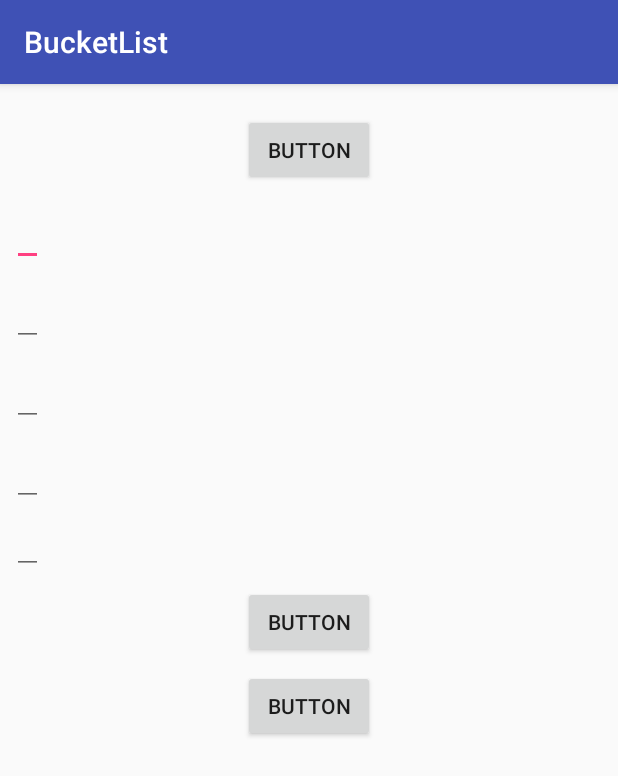
After one commit to Sachiewerk/bucketList, an Android app: the AddWishActivity screen opened directly, with no data from a screen before it, on a phone screen of 412 x 824 dp. The commit adds this screen. Shown: the top 776 px of the screen. Run offline under Robolectric (Android 15) with nearby library versions, the phone set to English and light mode, and no system bars.

Commit message:
add DBHepler and Contracts to support database; add primitive insert and read from database; add AddWishActivity

```diff
--- a/BucketList/app/build.gradle
+++ b/BucketList/app/build.gradle
@@ -27,5 +27,6 @@ dependencies {
     compile 'com.android.support:appcompat-v7:25.3.1'
     compile 'com.android.support.constraint:constraint-layout:1.0.0-beta4'
     compile 'com.android.support:recyclerview-v7:25.3.1'
+    compile 'com.android.support:design:25.3.1'
     testCompile 'junit:junit:4.12'
 }
--- a/BucketList/app/src/main/AndroidManifest.xml
+++ b/BucketList/app/src/main/AndroidManifest.xml
@@ -16,7 +16,8 @@
                 <category android:name="android.intent.category.LAUNCHER" />
             </intent-filter>
         </activity>
-        <activity android:name=".ViewWishActivity"></activity>
+        <activity android:name=".ViewWishActivity" />
+        <activity android:name=".AddWishActivity"></activity>
     </application>
 
 </manifest>
--- /dev/null
+++ b/BucketList/app/src/main/java/ua/aengussong/www/bucketlist/AddWishActivity.java
@@ -0,0 +1,26 @@
+package ua.aengussong.www.bucketlist;
+
+import android.support.v7.app.AppCompatActivity;
+import android.os.Bundle;
+import android.widget.EditText;
+
+public class AddWishActivity extends AppCompatActivity {
+
+    private EditText add_title_edit;
+    private EditText add_price_edit;
+    private EditText add_category_edit;
+    private EditText add_description_edit;
+    private EditText add_target_date_edit;
+
+    @Override
+    protected void onCreate(Bundle savedInstanceState) {
+        super.onCreate(savedInstanceState);
+        setContentView(R.layout.activity_add_wish);
+
+        add_title_edit = (EditText) findViewById(R.id.add_title_edit);
+        add_price_edit = (EditText) findViewById(R.id.add_price_edit);
+        add_category_edit = (EditText) findViewById(R.id.add_category_edit);
+        add_description_edit = (EditText) findViewById(R.id.add_description_edit);
+        add_target_date_edit = (EditText) findViewById(R.id.add_target_date_edit);
+    }
+}
--- /dev/null
+++ b/BucketList/app/src/main/res/layout/activity_add_wish.xml
@@ -0,0 +1,89 @@
+<?xml version="1.0" encoding="utf-8"?>
+<android.support.constraint.ConstraintLayout xmlns:android="http://schemas.android.com/apk/res/android"
+    xmlns:app="http://schemas.android.com/apk/res-auto"
+    xmlns:tools="http://schemas.android.com/tools"
+    android:layout_width="match_parent"
+    android:layout_height="match_parent"
+    tools:context="ua.aengussong.www.bucketlist.AddWishActivity">
+
+    <Button
+        android:id="@+id/add_add_image_photo"
+        android:layout_width="wrap_content"
+        android:layout_height="wrap_content"
+        android:text="Button"
+        app:layout_constraintLeft_toLeftOf="parent"
+        app:layout_constraintRight_toRightOf="parent"
+        android:layout_marginLeft="8dp"
+        android:layout_marginRight="8dp"
+        app:layout_constraintTop_toTopOf="parent"
+        android:layout_marginTop="20dp" />
+    <EditText
+        tools:text="title_edit"
+        android:layout_width="wrap_content"
+        android:layout_height="wrap_content"
+        android:id="@+id/add_title_edit"
+        android:layout_marginTop="8dp"
+        app:layout_constraintTop_toBottomOf="@+id/add_add_image_photo"
+        android:layout_marginLeft="8dp"
+        app:layout_constraintLeft_toLeftOf="parent" />
+    <EditText
+        tools:text="category_edit"
+        android:layout_width="wrap_content"
+        android:layout_height="wrap_content"
+        android:layout_marginTop="8dp"
+        android:layout_marginLeft="8dp"
+        app:layout_constraintLeft_toLeftOf="parent"
+        app:layout_constraintTop_toBottomOf="@+id/add_title_edit"
+        android:id="@+id/add_category_edit" />
+    <EditText
+        android:layout_width="wrap_content"
+        android:layout_height="wrap_content"
+        android:layout_marginTop="8dp"
+        tools:text="description_edit"
+        app:layout_constraintTop_toBottomOf="@+id/add_category_edit"
+        android:layout_marginLeft="8dp"
+        app:layout_constraintLeft_toLeftOf="parent"
+        android:id="@+id/add_description_edit" />
+    <EditText
+        tools:text="price_edit"
+        android:layout_width="wrap_content"
+        android:layout_height="wrap_content"
+        android:layout_marginTop="8dp"
+        app:layout_constraintTop_toBottomOf="@+id/add_description_edit"
+        android:layout_marginLeft="8dp"
+        app:layout_constraintLeft_toLeftOf="parent"
+        android:id="@+id/add_price_edit" />
+    <EditText
+        tools:text="target date_edit"
+        android:layout_width="wrap_content"
+        android:layout_height="wrap_content"
+        android:layout_marginTop="0dp"
+        app:layout_constraintTop_toBottomOf="@+id/add_price_edit"
+        android:layout_marginLeft="8dp"
+        app:layout_constraintLeft_toLeftOf="parent"
+        android:id="@+id/add_target_date_edit" />
+
+    <Button
+        android:id="@+id/add_milestones_button"
+        android:layout_width="wrap_content"
+        android:layout_height="wrap_content"
+        android:text="Button"
+        android:layout_marginTop="8dp"
+        app:layout_constraintTop_toBottomOf="@+id/add_target_date_edit"
+        android:layout_marginRight="8dp"
+        app:layout_constraintRight_toRightOf="parent"
+        android:layout_marginLeft="8dp"
+        app:layout_constraintLeft_toLeftOf="parent" />
+
+    <Button
+        android:id="@+id/add_wish_button"
+        android:layout_width="wrap_content"
+        android:layout_height="wrap_content"
+        android:text="Button"
+        android:layout_marginTop="8dp"
+        app:layout_constraintTop_toBottomOf="@+id/add_milestones_button"
+        android:layout_marginLeft="8dp"
+        app:layout_constraintLeft_toLeftOf="parent"
+        android:layout_marginRight="8dp"
+        app:layout_constraintRight_toRightOf="parent" />
+</android.support.constraint.ConstraintLayout>
```
Also changed, not shown: BucketList/app/src/main/java/ua/aengussong/www/bucketlist/BucketListContracts.java (added, +37 -0 lines), BucketList/app/src/main/java/ua/aengussong/www/bucketlist/BucketListDBHelper.java (added, +65 -0 lines), BucketList/app/src/main/java/ua/aengussong/www/bucketlist/MainActivity.java (+102 -3 lines), BucketList/app/src/main/java/ua/aengussong/www/bucketlist/RVMainAdapter.java (+34 -7 lines), BucketList/app/src/main/res/layout/activity_main.xml (+10 -3 lines).
